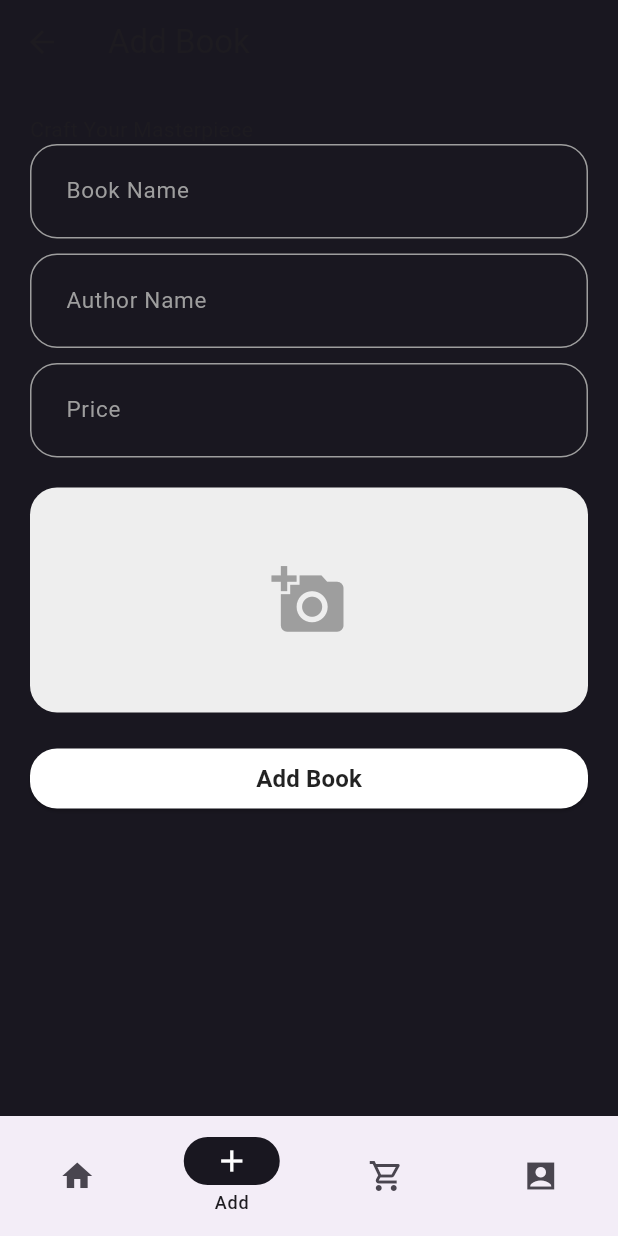
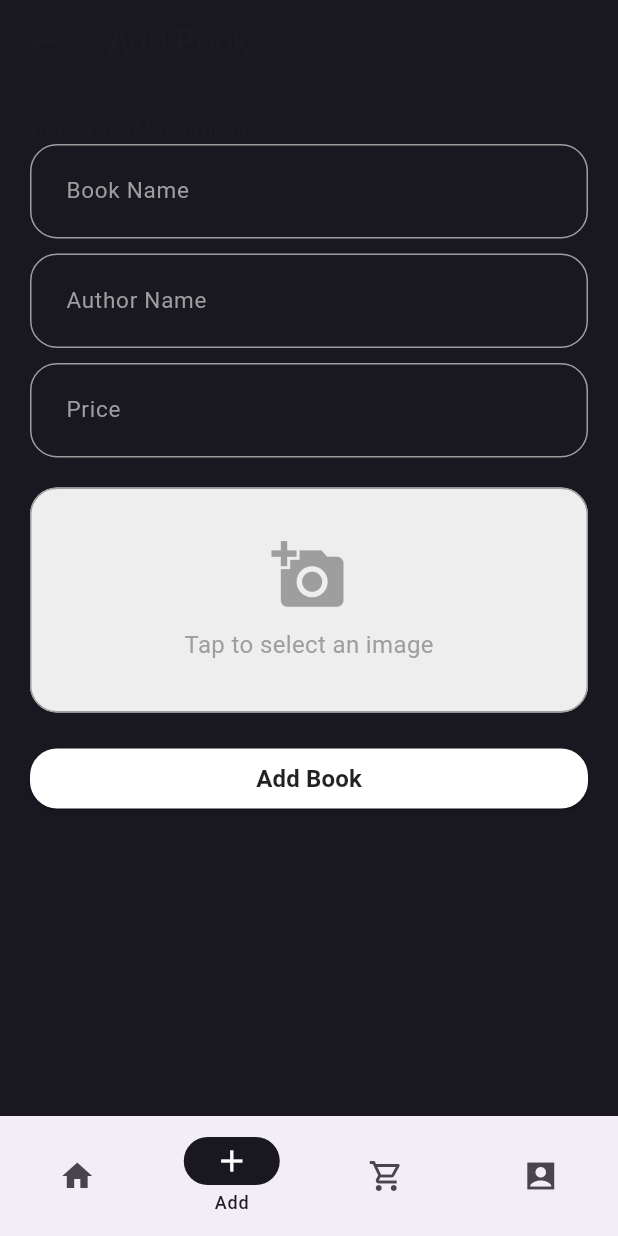
Before and after one commit to AyushGinoya/BookBazaar, a Flutter app: the NavigationMenu screen opened directly, item 2 of the bottom bar chosen, after a tap on "Add Book", on a phone screen of 412 x 824 dp. Run offline on Flutter 3.47's test engine with Material 3 defaults, Android fonts, the phone set to English and light mode, and no system bars; our stand-ins replace get, image_picker; network calls fail.

Commit message:
Add Book Completed

```diff
--- a/lib/Models/book_model.dart
+++ b/lib/Models/book_model.dart
@@ -1,31 +1,30 @@
 class Book {
-  final String id;
-  final String imageUrl;
-  final String name;
-  final String author;
-  final double price;
+  String? id;
+  String? img_url_book;
+  String? name;
+  String? author;
+  double? price;
 
   Book({
-    required this.id,
-    required this.imageUrl,
-    required this.name,
-    required this.author,
-    required this.price,
+    this.id,
+    this.img_url_book,
+    this.name,
+    this.author,
+    this.price,
   });
 
-  factory Book.fromJson(Map<String, dynamic> json) {
-    return Book(
-        id: json['id'] as String,
-        imageUrl: json['imageUrl'] as String,
-        name: json['name'] as String,
-        author: json['author'] as String,
-        price: (json['price'] as num).toDouble());
+  Book.fromJson(Map<String, dynamic> map) {
+    id = map['id'];
+    img_url_book = map['img_url_book'];
+    name = map['name'];
+    author = map['author'];
+    price = map['price'];
   }
 
   Map<String, dynamic> toJson() {
     return {
       'id': id,
-      'imageUrl': imageUrl,
+      'img_url_book': img_url_book,
       'name': name,
       'author': author,
       'price': price,
--- a/lib/Models/user_model.dart
+++ b/lib/Models/user_model.dart
@@ -23,7 +23,7 @@ class UserModel {
   Map<String, dynamic> toJson() {
     return {
       'name': name,
-      'phone': phone,
+      'phoneNumber': phone,
       'email': email,
       'password': password,
     };
--- a/lib/Screens/add_book_page.dart
+++ b/lib/Screens/add_book_page.dart
@@ -1,7 +1,11 @@
+import 'dart:developer';
+import 'dart:io';
+import 'dart:typed_data';
 import 'package:bookbazaar/Helper/constant.dart';
 import 'package:flutter/material.dart';
 import 'package:http/http.dart' as http;
-import 'dart:convert';
+
+import 'package:image_picker/image_picker.dart';
 
 class AddBook extends StatefulWidget {
   const AddBook({super.key});
@@ -14,6 +18,8 @@ class _AddBookState extends State<AddBook> {
   final TextEditingController _bookNameController = TextEditingController();
   final TextEditingController _authorNameController = TextEditingController();
   final TextEditingController _priceController = TextEditingController();
+  File? imageFile;
+  String? imgUrl;
 
   @override
   void dispose() {
@@ -23,32 +29,87 @@ class _AddBookState extends State<AddBook> {
     super.dispose();
   }
 
-  Future<void> createUser() async {
+  Future<void> selectImage(ImageSource source) async {
+    final ImagePicker picker = ImagePicker();
+    final pickedFile = await picker.pickImage(source: source, imageQuality: 80);
 
-
-
-
-    var url = Uri.parse('http://localhost:3000/signup');
-    var response = await http.post(
-      url,
-      headers: <String, String>{
-        'Content-Type': 'application/json; charset=UTF-8',
-      },
-      body: jsonEncode(userData),
-    );
-
-    if (response.statusCode == 200 || response.statusCode == 201) {
-      ScaffoldMessenger.of(context).showSnackBar(
-          const SnackBar(content: Text("Username cannot be empty")));
-    } else {
-      throw Exception('Failed to create user. Error: ${response.body}');
-    }
+    setState(() {
+      imageFile = File(pickedFile!.path);
+    });
   }
 
-  void _addBook() {
-    print('Book Name: ${_bookNameController.text}');
-    print('Author Name: ${_authorNameController.text}');
-    print('Price: ${_priceController.text}');
+  void showPhotoOptions() {
+    showDialog(
+      context: context,
+      builder: (context) => AlertDialog(
+        title: const Text("Upload Profile Picture"),
+        content: Column(
+          mainAxisSize: MainAxisSize.min,
+          children: [
+            ListTile(
+              onTap: () {
+                Navigator.pop(context);
+                selectImage(ImageSource.gallery);
+              },
+              leading: const Icon(Icons.photo_album),
+              title: const Text("Select from Gallery"),
+            ),
+            ListTile(
+              onTap: () {
+                Navigator.pop(context);
+                selectImage(ImageSource.camera);
+              },
+              leading: const Icon(Icons.camera_alt),
+              title: const Text("Take a Photo"),
+            ),
+          ],
+        ),
+      ),
+    );
+  }
+
+  Future<void> _addBook() async {
+    // Book book = Book(
+    //   name: _bookNameController.text.trim(),
+    //   author: _authorNameController.text.trim(),
+    //   price: double.tryParse(_priceController.text.trim()),
+    //   img_url_book: imgBase64,
+    // );
+
+    var stream = http.ByteStream(imageFile!.openRead());
+    stream.cast();
+
+    var length = await imageFile!.length();
+
+    var uri = Uri.parse('http://10.0.2.2:3000/add-book');
+
+    var request = http.MultipartRequest('POST', uri);
+
+    request.fields['name'] = _bookNameController.text.trim();
+    request.fields['author'] = _authorNameController.text.trim();
+    request.fields['price'] = _priceController.text.trim();
+
+    var multiport = http.MultipartFile('img_url_book', stream, length,
+        filename: (imageFile!.path));
+
+    request.files.add(multiport);
+
+    var response = await request.send();
+    setState(() {
+      _bookNameController.clear();
+      _authorNameController.clear();
+      _priceController.clear();
+      imageFile = null;
+    });
+
+    log(response.stream.toString());
+    if (response.statusCode == 200) {
+      log('image uploaded');
+      var responseData = await response.stream.bytesToString();
+      log(responseData);
+    } else {
+      log('failed');
+    }
   }
 
   @override
@@ -126,19 +187,78 @@ class _AddBookState extends State<AddBook> {
               ),
               const SizedBox(height: 20),
               GestureDetector(
-                onTap: () {},
+                onTap: () {
+                  showPhotoOptions();
+                },
                 child: Container(
                     height: 150,
                     decoration: BoxDecoration(
                       color: Colors.grey[200],
                       borderRadius: BorderRadius.circular(18),
                     ),
-                  child: const Icon(
+                    child: GestureDetector(
+                      onTap: () {
+                        showPhotoOptions();
+                      },
+                      child: Container(
+                        height: 300, // Adjust the size as needed
+                        width: double.infinity,
+                        decoration: BoxDecoration(
+                          color: Colors.grey[200],
+                          borderRadius: BorderRadius.circular(18),
+                          border: Border.all(
+                            color: Colors.grey, // Color of the border
+                            width: 1, // Width of the border
+                          ),
+                        ),
+                        child: imageFile != null
+                            ? ClipRRect(
+                                borderRadius: BorderRadius.circular(
+                                    17), // Match container border radius
+                                child: FutureBuilder<Uint8List>(
+                                  future: imageFile!.readAsBytes(),
+                                  builder: (BuildContext context,
+                                      AsyncSnapshot<Uint8List> snapshot) {
+                                    if (snapshot.connectionState ==
+                                            ConnectionState.done &&
+                                        snapshot.data != null) {
+                                      return Image.memory(
+                                        snapshot.data!,
+                                        fit: BoxFit.cover,
+                                        width: double.infinity,
+                                        height: 200,
+                                      );
+                                    } else if (snapshot.error != null) {
+                                      // Handle errors or display a placeholder
+                                      return const Text('Error loading image');
+                                    } else {
+                                      // Display a placeholder or loading indicator
+                                      return const CircularProgressIndicator();
+                                    }
+                                  },
+                                ))
+                            : const Column(
+                                mainAxisAlignment: MainAxisAlignment.center,
+                                children: [
+                                  Icon(
                                     Icons.add_a_photo,
                                     color: Colors.grey,
                                     size: 50,
                                   ),
+                                  SizedBox(
+                                      height:
+                                          10), // Space between icon and text
+                                  Text(
+                                    "Tap to select an image",
+                                    style: TextStyle(
+                                      color: Colors.grey,
+                                      fontSize: 16,
                                     ),
+                                  ),
+                                ],
+                              ),
+                      ),
+                    )),
               ),
               const SizedBox(height: 20),
               ElevatedButton(
--- a/lib/Screens/home_page.dart
+++ b/lib/Screens/home_page.dart
@@ -1,6 +1,9 @@
+import 'dart:convert';
+import 'dart:developer';
 import 'package:flutter/material.dart';
 import 'package:bookbazaar/Models/book_model.dart';
-import 'package:bookbazaar/Helper/custom_card.dart'; // Make sure this path is correct
+import 'package:bookbazaar/Helper/custom_card.dart';
+import 'package:http/http.dart' as http;
 
 class Home extends StatefulWidget {
   const Home({super.key});
@@ -10,32 +13,51 @@ class Home extends StatefulWidget {
 }
 
 class _HomeState extends State<Home> {
-  final List<Book> books = [
-    Book(
-      id: '456',
-      imageUrl:
-          'assets/images/lovepik-learning-english-books-material-png-image_400234770_wh1200.png',
-      name: 'Om ni Mahanta',
-      author: 'John Doe',
-      price: 39.99,
-    ),
-  ];
+  List<Book> books = [];
+
+  @override
+  void initState() {
+    super.initState();
+    fetchBooks();
+  }
+
+  Future<void> fetchBooks() async {
+    var url = Uri.parse('http://10.0.2.2:3000/get-all-books');
+    try {
+      final response = await http.get(url);
+      if (response.statusCode == 200) {
+        final jsonResponse = json.decode(response.body);
+        log(jsonResponse);
+
+        final booksJson = jsonResponse['books'] as List;
+        setState(() {
+          books = booksJson.map((json) => Book.fromJson(json)).toList();
+        });
+      } else {
+        throw Exception('Failed to load books from the server');
+      }
+    } catch (e) {
+      log(e.toString());
+    }
+  }
 
   @override
   Widget build(BuildContext context) {
-    return SafeArea(
+    return MaterialApp(
+      home: SafeArea(
         child: ListView.builder(
           itemCount: books.length,
           itemBuilder: (context, index) {
             final book = books[index];
             return CustomBookCard(
-            id: book.id,
-            imageUrl: book.imageUrl,
-            bookName: book.name,
-            authorName: book.author,
-            price: book.price,
+              id: book.id ?? 'Unknown ID',
+              imageUrl: book.img_url_book ?? 'assets/default_image.png',
+              bookName: book.name ?? 'Unknown Title',
+              authorName: book.author ?? 'Unknown Author',
+              price: book.price ?? 0.0,
             );
           },
+        ),
       ),
     );
   }
--- a/lib/Screens/register_page.dart
+++ b/lib/Screens/register_page.dart
@@ -1,3 +1,5 @@
+import 'dart:developer';
+
 import 'package:bookbazaar/Helper/constant.dart';
 import 'package:bookbazaar/Models/user_model.dart';
 import 'package:bookbazaar/navigation_menu.dart';
@@ -28,7 +30,7 @@ class _RegisterPageState extends State<RegisterPage> {
 
     var userData = user.toJson();
 
-    var url = Uri.parse('http://localhost:3000/signup');
+    var url = Uri.parse('http://10.0.2.2:3000/signup');
     var response = await http.post(
       url,
       headers: <String, String>{
@@ -38,7 +40,7 @@ class _RegisterPageState extends State<RegisterPage> {
     );
 
     if (response.statusCode == 200 || response.statusCode == 201) {
-      print("hello");
+      log("hello");
       Navigator.push(context,
           MaterialPageRoute(builder: (context) => const NavigationMenu()));
     } else {
--- a/pubspec.yaml
+++ b/pubspec.yaml
@@ -39,6 +39,7 @@ dependencies:
   image_picker: ^1.0.7
   image_cropper: ^5.0.1
   http: ^1.2.0
+  mime: ^1.0.5
 
 dev_dependencies:
   flutter_test:
```
Also changed, not shown: lib/Widgets/my_text_field.dart (added, +46 -0 lines), pubspec.lock, 7 other files. Lines whose indentation alone changed are shown as unchanged.
